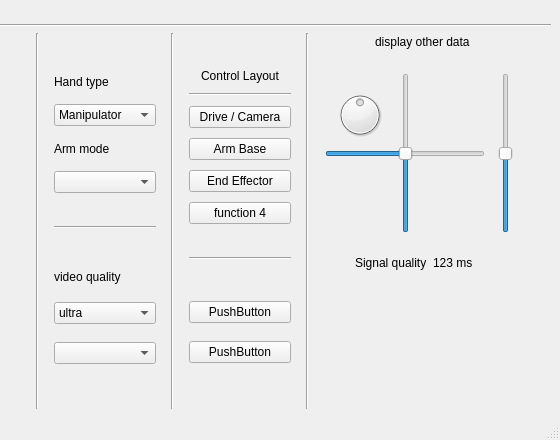
Above: catkin_ws/src/hci/ui_files/MainWindow_V2.ui from mcgill-robotics-archive/rover-2015 before the change; both pictures show x 215 to 775 and y 403 to 843 of the 775 by 843 pixel window. Below: the same form after it.
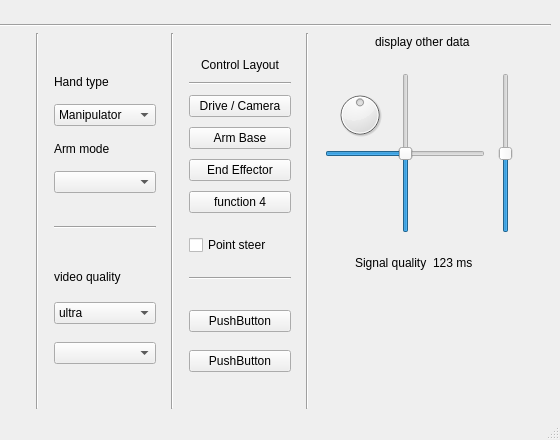
That is the form after the change.

Commit message: added point steer checkbox in ui

```diff
--- a/catkin_ws/src/hci/ui_files/MainWindow_V2.ui
+++ b/catkin_ws/src/hci/ui_files/MainWindow_V2.ui
@@ -477,6 +477,13 @@
            </layout>
           </widget>
          </item>
+         <item>
+          <widget class="QCheckBox" name="pointSteer">
+           <property name="text">
+            <string>Point steer</string>
+           </property>
+          </widget>
+         </item>
          <item>
           <widget class="Line" name="line_3">
            <property name="orientation">
```
The commit also changes 1 other file.
